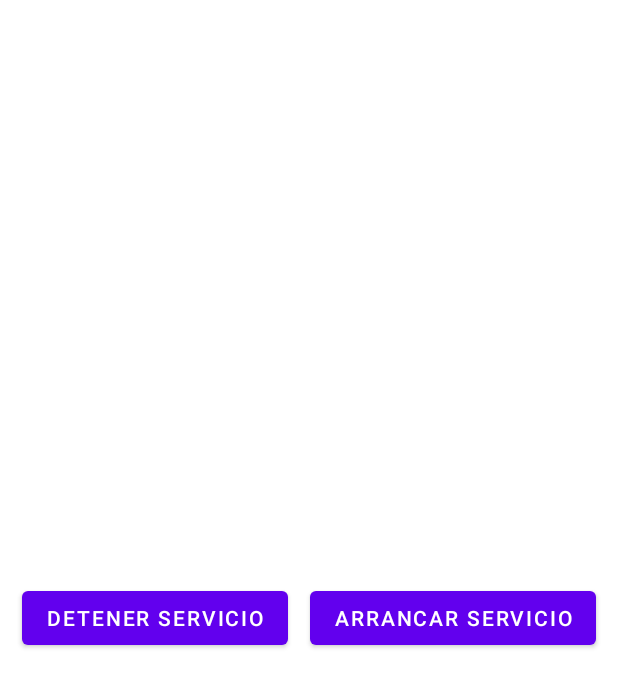
After one commit to jjhr7/3-GTI-Android, an Android app: the layout activity_main_service.xml on its own in the app's theme, with its tools: preview values and no code run, on a phone screen of 412 x 824 dp. The commit adds this screen. Shown: the top 687 px of the screen. Run offline under Robolectric (Android 15) with nearby library versions, the phone set to English and light mode, and no system bars.

Commit message:
Añadido el servicio
Se ha añadido el servicio a el proyecto android

```diff
--- a/app/build.gradle
+++ b/app/build.gradle
@@ -1,5 +1,6 @@
 plugins {
     id 'com.android.application'
+    id 'com.google.gms.google-services'
 }
 
 android {
--- a/app/src/main/AndroidManifest.xml
+++ b/app/src/main/AndroidManifest.xml
@@ -30,6 +30,8 @@
                 <category android:name="android.intent.category.LAUNCHER" />
             </intent-filter>
         </activity>
+        <service android:name=".Service.ServicioEscucharBeacons" />
+
     </application>
 
 </manifest>
--- a/app/src/main/java/com/jjherram/a3_gti_android/MainActivity.java
+++ b/app/src/main/java/com/jjherram/a3_gti_android/MainActivity.java
@@ -195,7 +195,7 @@ public class MainActivity extends AppCompatActivity {
         //this.buscarEsteDispositivoBTLE( Utilidades.stringToUUID( "EPSG-GTI-PROY-3A" ) );
 
         //this.buscarEsteDispositivoBTLE( "EPSG-GTI-PROY-3A" );
-        this.buscarEsteDispositivoBTLE( "fistro" );
+        this.buscarEsteDispositivoBTLE( "JonathanHR-GTI" );
 
     } // ()
 
--- /dev/null
+++ b/app/src/main/res/layout/activity_main_service.xml
@@ -0,0 +1,33 @@
+<?xml version="1.0" encoding="utf-8"?>
+<androidx.constraintlayout.widget.ConstraintLayout xmlns:android="http://schemas.android.com/apk/res/android"
+    xmlns:app="http://schemas.android.com/apk/res-auto"
+    xmlns:tools="http://schemas.android.com/tools"
+    android:layout_width="match_parent"
+    android:layout_height="match_parent"
+    tools:context=".Service.MainActivityService">
+
+    <Button
+        android:id="@+id/botonBuscarDispositivosBTLE"
+        android:layout_width="wrap_content"
+        android:layout_height="wrap_content"
+        android:onClick="botonArrancarServicioPulsado"
+        android:text="Arrancar Servicio"
+        app:layout_constraintBottom_toBottomOf="parent"
+        app:layout_constraintEnd_toEndOf="parent"
+        app:layout_constraintHorizontal_bias="0.5"
+        app:layout_constraintStart_toEndOf="@+id/botonDetenerBusquedaDispositivosBTLE"
+        app:layout_constraintTop_toTopOf="parent" />
+
+    <Button
+        android:id="@+id/botonDetenerBusquedaDispositivosBTLE"
+        android:layout_width="wrap_content"
+        android:layout_height="wrap_content"
+        android:onClick="botonDetenerServicioPulsado"
+        android:text="Detener Servicio"
+        app:layout_constraintBottom_toBottomOf="parent"
+        app:layout_constraintEnd_toStartOf="@+id/botonBuscarDispositivosBTLE"
+        app:layout_constraintHorizontal_bias="0.5"
+        app:layout_constraintStart_toStartOf="parent"
+        app:layout_constraintTop_toTopOf="parent" />
+
+</androidx.constraintlayout.widget.ConstraintLayout>
```
Also changed, not shown: app/src/main/java/com/jjherram/a3_gti_android/Service/MainActivityService.java (added, +68 -0 lines), app/src/main/java/com/jjherram/a3_gti_android/Service/ServicioEscucharBeacons.java (added, +118 -0 lines).
